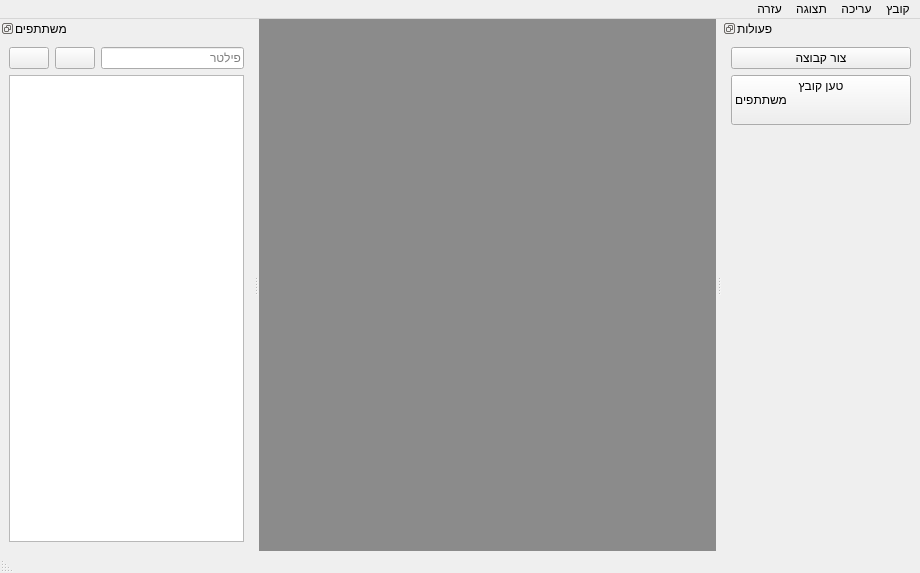
PillowTweezers/PurMyun, file gui/resources/mainwindow.ui: the form before one commit.
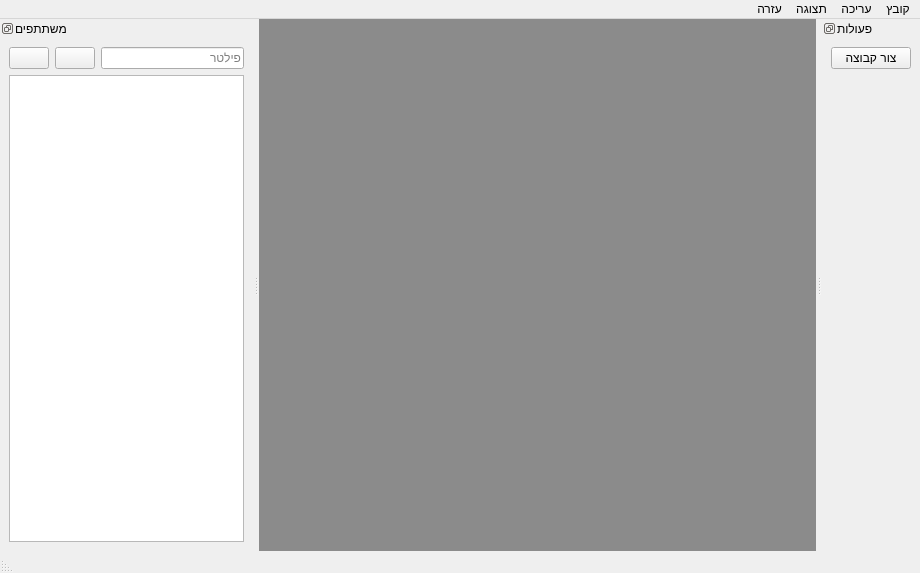
The form after the commit. Icons and pictures are not drawn.

Commit message: Moved load_participants_file to Action instead of button.

Patch:
```diff
--- a/gui/resources/mainwindow.ui
+++ b/gui/resources/mainwindow.ui
@@ -84,15 +84,6 @@
                             </property>
                         </widget>
                     </item>
-                    <item>
-                        <widget class="QPushButton" name="loadParticipantsBtn">
-                            <property name="text">
-                                <string>טען קובץ
-                                    משתתפים
-                                </string>
-                            </property>
-                        </widget>
-                    </item>
                     <item>
                         <spacer name="verticalSpacer">
                             <property name="orientation">
```
Left out of the diff: 21 changed lines with no effect on the pictures. The commit also changes 10 other files.
